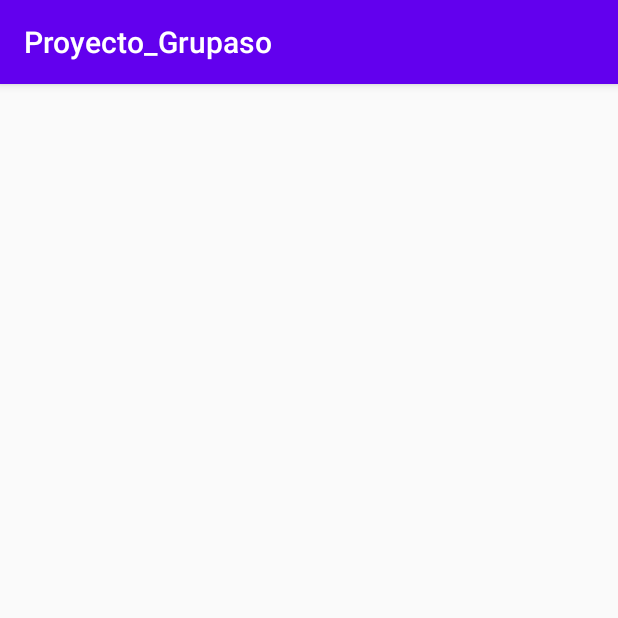
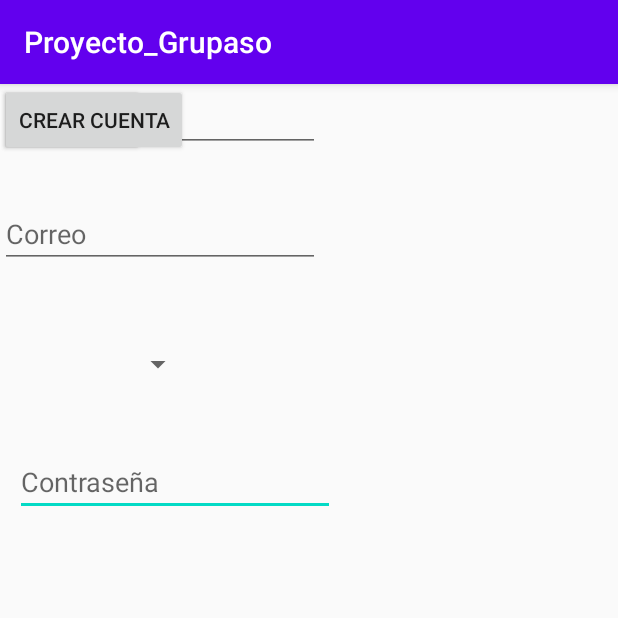
Before and after one commit to joseleont/Proyecto_Grupaso, an Android app: the RegistroNuevoCliente screen opened directly, with no data from a screen before it, on a phone screen of 412 x 824 dp, the top half of it. Run offline under Robolectric (Android 15) with nearby library versions, the phone set to English and light mode, and no system bars.

Commit message:
Registro

```diff
--- a/app/src/main/res/layout/activity_registro_nuevo_cliente.xml
+++ b/app/src/main/res/layout/activity_registro_nuevo_cliente.xml
@@ -6,4 +6,66 @@
     android:layout_height="match_parent"
     tools:context=".RegistroNuevoCliente">
 
+    <EditText
+        android:id="@+id/editTextTextPassword2"
+        android:layout_width="wrap_content"
+        android:layout_height="wrap_content"
+        android:layout_marginTop="44dp"
+        android:ems="10"
+        android:hint="Contraseña"
+        android:inputType="textPassword"
+        app:layout_constraintEnd_toEndOf="@+id/spinner"
+        app:layout_constraintHorizontal_bias="0.432"
+        app:layout_constraintStart_toStartOf="@+id/spinner"
+        app:layout_constraintTop_toBottomOf="@+id/spinner" />
+
+    <EditText
+        android:id="@+id/editTextTextEmailAddress"
+        android:layout_width="wrap_content"
+        android:layout_height="wrap_content"
+        android:layout_marginTop="32dp"
+        android:ems="10"
+        android:hint="Correo"
+        android:inputType="textEmailAddress"
+        app:layout_constraintEnd_toEndOf="@+id/editTextNumber"
+        app:layout_constraintHorizontal_bias="0.0"
+        app:layout_constraintStart_toStartOf="@+id/editTextNumber"
+        app:layout_constraintTop_toBottomOf="@+id/editTextNumber" />
+
+    <Spinner
+        android:id="@+id/spinner"
+        android:layout_width="wrap_content"
+        android:layout_height="wrap_content"
+        android:layout_marginTop="52dp"
+        app:layout_constraintEnd_toEndOf="@+id/editTextTextEmailAddress"
+        app:layout_constraintHorizontal_bias="0.493"
+        app:layout_constraintStart_toStartOf="@+id/editTextTextEmailAddress"
+        app:layout_constraintTop_toBottomOf="@+id/editTextTextEmailAddress" />
+
+    <EditText
+        android:id="@+id/editTextNumber"
+        android:layout_width="wrap_content"
+        android:layout_height="wrap_content"
+        android:ems="10"
+        android:hint="Código"
+        android:inputType="number"
+        tools:layout_editor_absoluteX="91dp"
+        tools:layout_editor_absoluteY="159dp" />
+
+    <Button
+        android:id="@+id/button3"
+        android:layout_width="wrap_content"
+        android:layout_height="wrap_content"
+        android:text="Cancelar"
+        tools:layout_editor_absoluteX="49dp"
+        tools:layout_editor_absoluteY="526dp" />
+
+    <Button
+        android:id="@+id/button4"
+        android:layout_width="wrap_content"
+        android:layout_height="wrap_content"
+        android:text="Crear Cuenta"
+        tools:layout_editor_absoluteX="225dp"
+        tools:layout_editor_absoluteY="528dp" />
+
 </androidx.constraintlayout.widget.ConstraintLayout>
```
